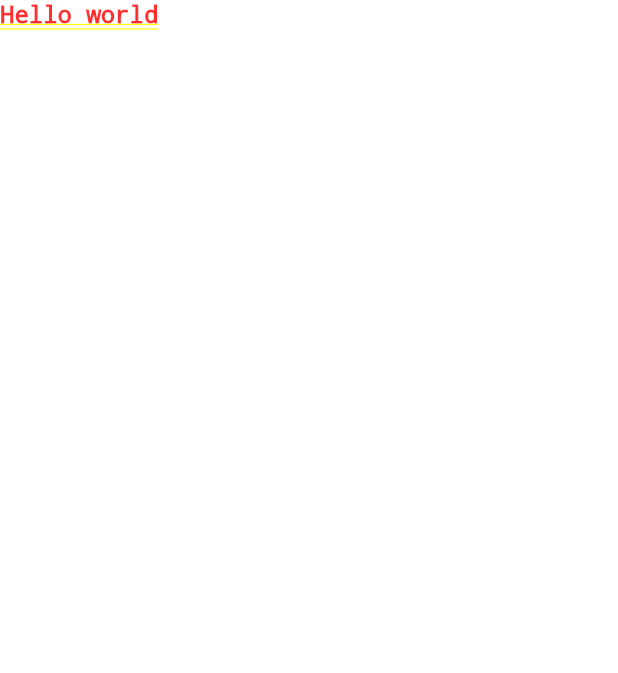
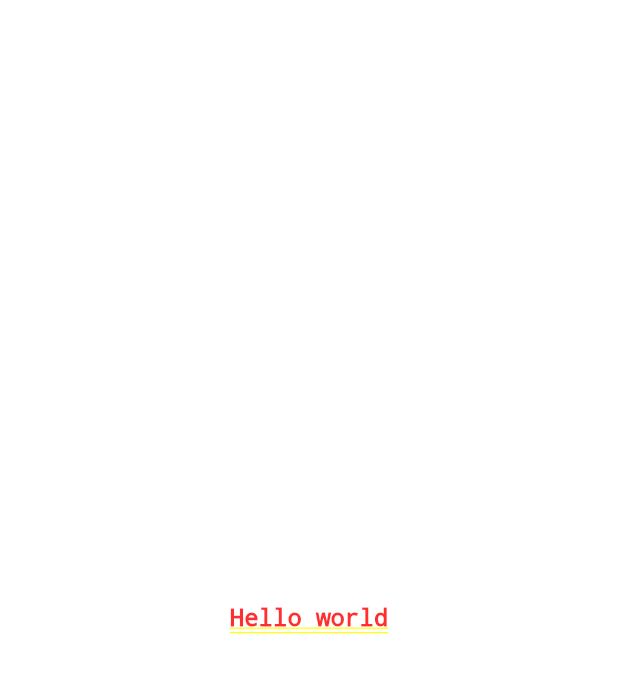
Before and after one commit to azkaBashir45/FlutterPractice, a Flutter app: the screen it shows after launch, on a phone screen of 412 x 824 dp. Shown: the top 673 px of the screen. Run offline on Flutter 3.47's test engine with Material 2 defaults, Android fonts, the phone set to English and light mode, and no system bars.

Commit message:
use Center widget

```diff
--- a/lib/main.dart
+++ b/lib/main.dart
@@ -10,10 +10,11 @@ class MyApp extends StatelessWidget {
   Widget build(BuildContext context) {
     return MaterialApp(
         title: 'Flutter Demo',
-        home: Text(
-          'Hello world',
-          style: TextStyle(fontSize: 16, fontWeight: FontWeight.bold),
-        )
-        );
+        home: Center(
+          child: Text(
+            'Hello world',
+            style: TextStyle(fontSize: 16, fontWeight: FontWeight.bold),
+          ),
+        ));
   }
 }
```
